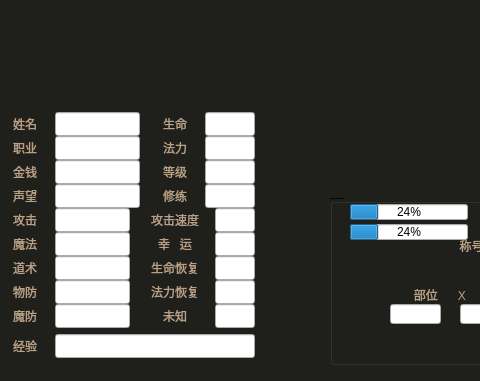
Above: code/mirror/role.ui from simon0xia/mirror before the change; both pictures show x 0 to 480 and y 196 to 577 of the 942 by 577 pixel window. Below: the same form after it.
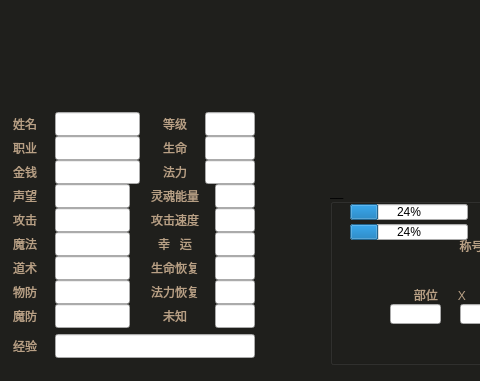
That is the form after the change. Icons and pictures are not drawn.

Commit message: 取消勇士卡掉落；秘境门票修改为灵魂点；

Patch:
```diff
--- a/code/mirror/role.ui
+++ b/code/mirror/role.ui
@@ -39,7 +39,7 @@
    <property name="geometry">
     <rect>
      <x>160</x>
-     <y>356</y>
+     <y>308</y>
      <width>30</width>
      <height>24</height>
     </rect>
@@ -171,9 +171,9 @@
   <widget class="QLabel" name="label_20">
    <property name="geometry">
     <rect>
-     <x>160</x>
+     <x>150</x>
      <y>380</y>
-     <width>30</width>
+     <width>50</width>
      <height>24</height>
     </rect>
    </property>
@@ -181,7 +181,7 @@
     <string notr="true">color: rgb(184,160,133);</string>
    </property>
    <property name="text">
-    <string>修练</string>
+    <string>灵魂能量</string>
    </property>
    <property name="alignment">
     <set>Qt::AlignCenter</set>
@@ -310,7 +310,7 @@
    <property name="geometry">
     <rect>
      <x>205</x>
-     <y>356</y>
+     <y>308</y>
      <width>50</width>
      <height>24</height>
     </rect>
@@ -1054,7 +1054,7 @@
    <property name="geometry">
     <rect>
      <x>255</x>
-     <y>356</y>
+     <y>308</y>
      <width>15</width>
      <height>24</height>
     </rect>
@@ -1142,7 +1142,7 @@
    <property name="geometry">
     <rect>
      <x>190</x>
-     <y>356</y>
+     <y>308</y>
      <width>15</width>
      <height>24</height>
     </rect>
@@ -1442,7 +1442,7 @@
    <property name="geometry">
     <rect>
      <x>205</x>
-     <y>308</y>
+     <y>332</y>
      <width>50</width>
      <height>24</height>
     </rect>
@@ -1459,7 +1459,7 @@
    <property name="geometry">
     <rect>
      <x>160</x>
-     <y>308</y>
+     <y>332</y>
      <width>30</width>
      <height>24</height>
     </rect>
@@ -1478,7 +1478,7 @@
    <property name="geometry">
     <rect>
      <x>190</x>
-     <y>332</y>
+     <y>356</y>
      <width>15</width>
      <height>24</height>
     </rect>
@@ -1500,7 +1500,7 @@
    <property name="geometry">
     <rect>
      <x>190</x>
-     <y>308</y>
+     <y>332</y>
      <width>15</width>
      <height>24</height>
     </rect>
@@ -1522,7 +1522,7 @@
    <property name="geometry">
     <rect>
      <x>205</x>
-     <y>332</y>
+     <y>356</y>
      <width>50</width>
      <height>24</height>
     </rect>
@@ -1539,7 +1539,7 @@
    <property name="geometry">
     <rect>
      <x>160</x>
-     <y>332</y>
+     <y>356</y>
      <width>30</width>
      <height>24</height>
     </rect>
@@ -1558,7 +1558,7 @@
    <property name="geometry">
     <rect>
      <x>255</x>
-     <y>332</y>
+     <y>356</y>
      <width>15</width>
      <height>24</height>
     </rect>
@@ -1580,7 +1580,7 @@
    <property name="geometry">
     <rect>
      <x>255</x>
-     <y>308</y>
+     <y>332</y>
      <width>15</width>
      <height>24</height>
     </rect>
@@ -1639,7 +1639,7 @@
   <widget class="QLabel" name="label_45">
    <property name="geometry">
     <rect>
-     <x>140</x>
+     <x>130</x>
      <y>380</y>
      <width>15</width>
      <height>24</height>
@@ -1707,7 +1707,7 @@
     <rect>
      <x>55</x>
      <y>380</y>
-     <width>85</width>
+     <width>75</width>
      <height>24</height>
     </rect>
    </property>
@@ -1967,7 +1967,7 @@
   <widget class="QLabel" name="label_76">
    <property name="geometry">
     <rect>
-     <x>190</x>
+     <x>200</x>
      <y>380</y>
      <width>15</width>
      <height>24</height>
@@ -1989,9 +1989,9 @@
   <widget class="QLineEdit" name="edit_role_immortal">
    <property name="geometry">
     <rect>
-     <x>205</x>
+     <x>215</x>
      <y>380</y>
-     <width>50</width>
+     <width>40</width>
      <height>24</height>
     </rect>
    </property>
@@ -2000,7 +2000,7 @@
 color: rgb(255, 255, 255);</string>
    </property>
    <property name="text">
-    <string>未知</string>
+    <string/>
    </property>
    <property name="readOnly">
     <bool>true</bool>
```
Left out of the diff: 4 changed lines with no effect on the pictures. The commit also changes 20 other files.
